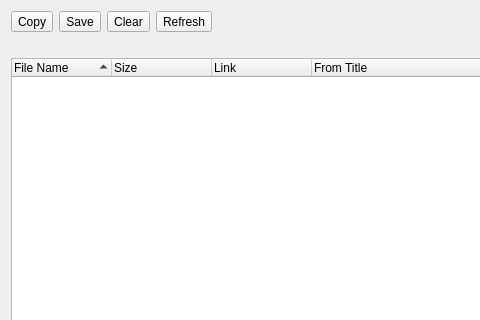
This is cart.ui in androidarduino/verycdgrabber as Qt 5 draws it before an edit; both pictures show x 0 to 480 and y 0 to 320 of the 938 by 671 pixel window. The edited form follows.
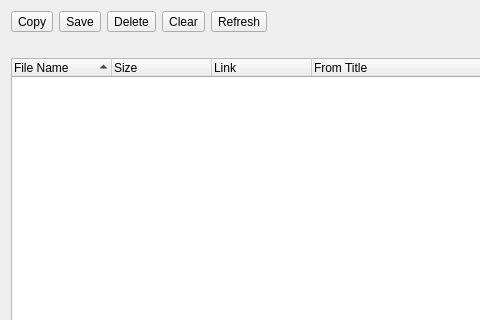
This is the edited form.

Commit message: fixed copy problem, added delete function for cart

```diff
--- a/cart.ui
+++ b/cart.ui
@@ -30,6 +30,13 @@
        </property>
       </widget>
      </item>
+     <item>
+      <widget class="QToolButton" name="delButton">
+       <property name="text">
+        <string>Delete</string>
+       </property>
+      </widget>
+     </item>
      <item>
       <widget class="QToolButton" name="clearButton">
        <property name="text">
```
The commit also changes 2 other files.
